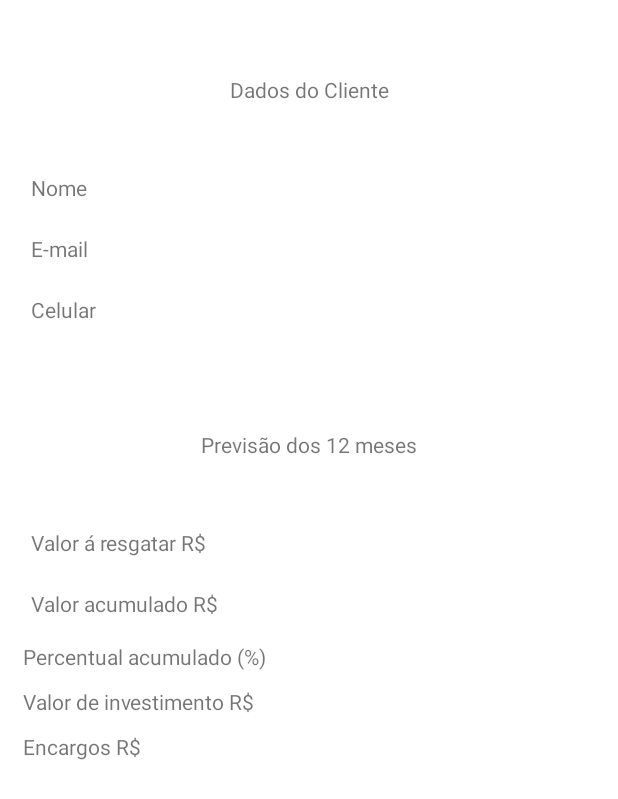
After one commit to prof-castorino/app-investment-consulting, an Android app: the layout activity_result.xml on its own in the app's theme, with its tools: preview values and no code run, on a phone screen of 412 x 824 dp. The commit adds this screen. Shown: the top 799 px of the screen. Run offline under Robolectric (Android 15) with nearby library versions, the phone set to English and light mode, and no system bars.

Commit message:
feat: end project

```diff
--- /dev/null
+++ b/app/src/main/res/drawable/ic_plus_24.xml
@@ -0,0 +1,5 @@
+<vector android:height="24dp" android:tint="#000000"
+    android:viewportHeight="24" android:viewportWidth="24"
+    android:width="24dp" xmlns:android="http://schemas.android.com/apk/res/android">
+    <path android:fillColor="@android:color/white" android:pathData="M19,13h-6v6h-2v-6H5v-2h6V5h2v6h6v2z"/>
+</vector>
--- a/app/src/main/res/layout/activity_main.xml
+++ b/app/src/main/res/layout/activity_main.xml
@@ -60,7 +60,7 @@
 
 
     <Button
-        android:id="@+id/button"
+        android:id="@+id/btnSendProduct"
         android:layout_width="0dp"
         android:layout_height="50dp"
         android:text="@string/btnNext"
--- /dev/null
+++ b/app/src/main/res/layout/activity_result.xml
@@ -0,0 +1,214 @@
+<?xml version="1.0" encoding="utf-8"?>
+<androidx.constraintlayout.widget.ConstraintLayout xmlns:android="http://schemas.android.com/apk/res/android"
+    xmlns:app="http://schemas.android.com/apk/res-auto"
+    xmlns:tools="http://schemas.android.com/tools"
+    android:layout_width="match_parent"
+    android:layout_height="match_parent"
+    tools:context=".ResultActivity">
+
+    <TextView
+        android:id="@+id/lbClient"
+        android:layout_width="wrap_content"
+        android:layout_height="wrap_content"
+        android:layout_marginTop="50dp"
+        android:text="@string/dados_do_cliente"
+        app:layout_constraintEnd_toEndOf="parent"
+        app:layout_constraintStart_toStartOf="parent"
+        app:layout_constraintTop_toTopOf="parent" />
+
+    <TextView
+        android:id="@+id/lbProduct"
+        android:layout_width="wrap_content"
+        android:layout_height="wrap_content"
+        android:layout_marginTop="50dp"
+        android:text="@string/txtStratum"
+        app:layout_constraintEnd_toEndOf="parent"
+        app:layout_constraintStart_toStartOf="parent"
+        app:layout_constraintTop_toBottomOf="@+id/llClient" />
+
+    <LinearLayout
+        android:id="@+id/llClient"
+        android:layout_width="0dp"
+        android:layout_height="wrap_content"
+        android:layout_marginTop="25dp"
+        android:orientation="vertical"
+        android:padding="10dp"
+        app:layout_constraintEnd_toEndOf="parent"
+        app:layout_constraintStart_toStartOf="parent"
+        app:layout_constraintTop_toBottomOf="@+id/lbClient">
+
+        <LinearLayout
+            android:layout_width="wrap_content"
+            android:layout_height="wrap_content"
+            android:padding="5dp"
+            android:orientation="horizontal">
+
+            <TextView
+                android:id="@+id/lbNameResult"
+                android:layout_width="wrap_content"
+                android:layout_height="wrap_content"
+                android:layout_weight="1"
+                android:padding="5dp"
+                android:text="@string/txtName" />
+
+            <TextView
+                android:id="@+id/txtNameResult"
+                android:layout_width="wrap_content"
+                android:layout_height="wrap_content"
+                android:padding="5dp"
+                android:layout_weight="1"/>
+
+
+        </LinearLayout>
+
+        <LinearLayout
+            android:layout_width="wrap_content"
+            android:layout_height="wrap_content"
+            android:padding="5dp"
+            android:orientation="horizontal">
+
+            <TextView
+                android:id="@+id/lbEmailResult"
+                android:layout_width="wrap_content"
+                android:layout_height="wrap_content"
+                android:padding="5dp"
+                android:layout_weight="1"
+                android:text="@string/txtEmail" />
+
+            <TextView
+                android:id="@+id/txtEmailResult"
+                android:layout_width="wrap_content"
+                android:layout_height="wrap_content"
+                android:padding="5dp"
+                android:layout_weight="1" />
+
+
+        </LinearLayout>
+
+        <LinearLayout
+            android:layout_width="wrap_content"
+            android:layout_height="wrap_content"
+            android:padding="5dp"
+            android:orientation="horizontal">
+
+            <TextView
+                android:id="@+id/lbPhoneResult"
+                android:layout_width="wrap_content"
+                android:layout_height="wrap_content"
+                android:layout_weight="1"
+                android:padding="5dp"
+                android:text="@string/txtPhone" />
+
+            <TextView
+                android:id="@+id/txtPhoneResult"
+                android:layout_width="wrap_content"
+                android:layout_height="wrap_content"
+                android:padding="5dp"
+                android:layout_weight="1"/>
+
+
+        </LinearLayout>
+    </LinearLayout>
+
+    <LinearLayout
+        android:id="@+id/llProduct"
+        android:layout_width="0dp"
+        android:layout_height="wrap_content"
+        android:layout_marginTop="25dp"
+        android:padding="10dp"
+        android:orientation="vertical"
+        app:layout_constraintEnd_toEndOf="parent"
+        app:layout_constraintStart_toStartOf="parent"
+        app:layout_constraintTop_toBottomOf="@+id/lbProduct">
+
+        <LinearLayout
+            android:layout_width="wrap_content"
+            android:layout_height="wrap_content"
+            android:padding="5dp"
+            android:orientation="horizontal">
+            <TextView
+                android:id="@+id/lbTotalValor"
+                android:layout_width="wrap_content"
+                android:layout_height="wrap_content"
+                android:layout_weight="1"
+                android:padding="5dp"
+                android:text="@string/valor_resgatar_r" />
+            <TextView
+                android:id="@+id/txtTotalValor"
+                android:layout_width="wrap_content"
+                android:layout_height="wrap_content"
+                android:padding="5dp"
+                android:layout_weight="1"/>
+        </LinearLayout>
+        <LinearLayout
+            android:layout_width="wrap_content"
+            android:layout_height="wrap_content"
+            android:padding="5dp"
+            android:orientation="horizontal">
+            <TextView
+                android:id="@+id/lbTotalFeeValor"
+                android:layout_width="wrap_content"
+                android:layout_height="wrap_content"
+                android:layout_weight="1"
+                android:padding="5dp"
+                android:text="@string/valor_acumulado_r" />
+            <TextView
+                android:id="@+id/totalFeeValor"
+                android:layout_width="wrap_content"
+                android:layout_height="wrap_content"
+                android:padding="5dp"
+                android:layout_weight="1"/>
+        </LinearLayout>
+        <LinearLayout
+            android:layout_width="wrap_content"
+            android:layout_height="wrap_content"
+            android:padding="5dp"
+            android:orientation="horizontal">
+            <TextView
+                android:id="@+id/lbTotalFee"
+                android:layout_width="wrap_content"
+                android:layout_height="wrap_content"
+                android:layout_weight="1"
+                android:text="@string/percentual_acumulado" />
+            <TextView
+                android:id="@+id/txtTotalFee"
+                android:layout_width="wrap_content"
+                android:layout_height="wrap_content"
+                android:layout_weight="1"/>
+        </LinearLayout>
+        <LinearLayout
+            android:layout_width="wrap_content"
+            android:layout_height="wrap_content"
+            android:padding="5dp"
+            android:orientation="horizontal">
+            <TextView
+                android:id="@+id/lbTotalexpoMonthly"
+                android:layout_width="wrap_content"
+                android:layout_height="wrap_content"
+                android:layout_weight="1"
+                android:text="@string/valor_de_investimento_r" />
+            <TextView
+                android:id="@+id/txtTotalexpoMonthly"
+                android:layout_width="wrap_content"
+                android:layout_height="wrap_content"
+                android:layout_weight="1"/>
+        </LinearLayout>
+        <LinearLayout
+            android:layout_width="wrap_content"
+            android:layout_height="wrap_content"
+            android:padding="5dp"
+            android:orientation="horizontal">
+            <TextView
+                android:id="@+id/lbTotalYield"
+                android:layout_width="wrap_content"
+                android:layout_height="wrap_content"
+                android:layout_weight="1"
+                android:text="@string/encargos_r" />
+            <TextView
+                android:id="@+id/txtTotalYield"
+                android:layout_width="wrap_content"
+                android:layout_height="wrap_content"
+                android:layout_weight="1"/>
+        </LinearLayout>
+    </LinearLayout>
+</androidx.constraintlayout.widget.ConstraintLayout>
--- a/app/src/main/res/values/strings.xml
+++ b/app/src/main/res/values/strings.xml
@@ -12,23 +12,17 @@
 
     <string name="txtSetProduct">Escolha seu produtos</string>
     <string name="validSetProduct">Escolha pelo menos um produto</string>
-    <string name="txtProdName01">Modalidade Renda Fixa</string>
-    <string name="txtProdName02">ModalidadeAções</string>
-    <string name="txtProdName03">Modalidade Fundos de investimento</string>
-
-    <string name="txtProdDesc01">Tipo de investimento: moderado</string>
-    <string name="txtProdDesc02">Tipo de investimento: auto risco</string>
-
-    <string name="txtProdPrice01">Valor mensal R$ 100.00</string>
-    <string name="txtProdPrice02">Valor mensal R$ 500.00</string>
-    <string name="txtProdPrice03">Valor mensal R$ 1500.00</string>
-
-    <string name="txtProdTaxas01">Taxa de 3% do valor da aplicação</string>
-    <string name="txtProdTaxas02">Taxa de 2.5% do valor da aplicação</string>
-    <string name="txtProdTaxas03">Taxa de 1% do valor da aplicação</string>
 
     <string name="txtValorInicial">Valor inicial</string>
-    <string name="txtTaxas">Taxas</string>
-    <string name="txtQtdAuto">0</string>
-    <string name="txtStratum">Cotação</string>
+    <string name="txtTaxas">Encargos (%)</string>
+    <string name="txtStratum">Previsão dos 12 meses</string>
+    <string name="r">R$</string>
+    <string name="tipo_de_investimento">Investimento</string>
+    <string name="modalidade">Modalidade</string>
+    <string name="dados_do_cliente">Dados do Cliente</string>
+    <string name="encargos_r">Encargos R$</string>
+    <string name="valor_de_investimento_r">Valor de investimento R$</string>
+    <string name="percentual_acumulado">Percentual acumulado (%)</string>
+    <string name="valor_acumulado_r">Valor acumulado R$</string>
+    <string name="valor_resgatar_r">Valor á resgatar R$</string>
 </resources>
--- a/gradle.properties
+++ b/gradle.properties
@@ -15,6 +15,7 @@ org.gradle.jvmargs=-Xmx2048m -Dfile.encoding=UTF-8
 # Android operating system, and which are packaged with your app's APK
 # https://developer.android.com/topic/libraries/support-library/androidx-rn
 android.useAndroidX=true
+android.enableJetifier=true
 # Kotlin code style for this project: "official" or "obsolete":
 kotlin.code.style=official
 # Enables namespacing of each library's R class so that its R class includes only the
```
Also changed, not shown: app/build.gradle (+8 -3 lines), app/src/main/AndroidManifest.xml (+14 -0 lines), app/src/main/java/br/com/fiap/app_investment_consulting/MainActivity.kt (+58 -0 lines), app/src/main/java/br/com/fiap/app_investment_consulting/ProductActivity.kt (deleted, +0 -11 lines), app/src/main/java/br/com/fiap/app_investment_consulting/ProductModel.kt (added, +11 -0 lines), app/src/main/java/br/com/fiap/app_investment_consulting/ProductsActivity.kt (added, +116 -0 lines), app/src/main/java/br/com/fiap/app_investment_consulting/ResultActivity.kt (added, +78 -0 lines), app/src/main/res/layout/activity_product.xml (+19 -65 lines), app/src/main/res/layout/card_product.xml (added, +99 -0 lines), app/src/main/res/drawable-v24/acoes.jpeg (added), app/src/main/res/drawable-v24/investidores.jpg (added).
